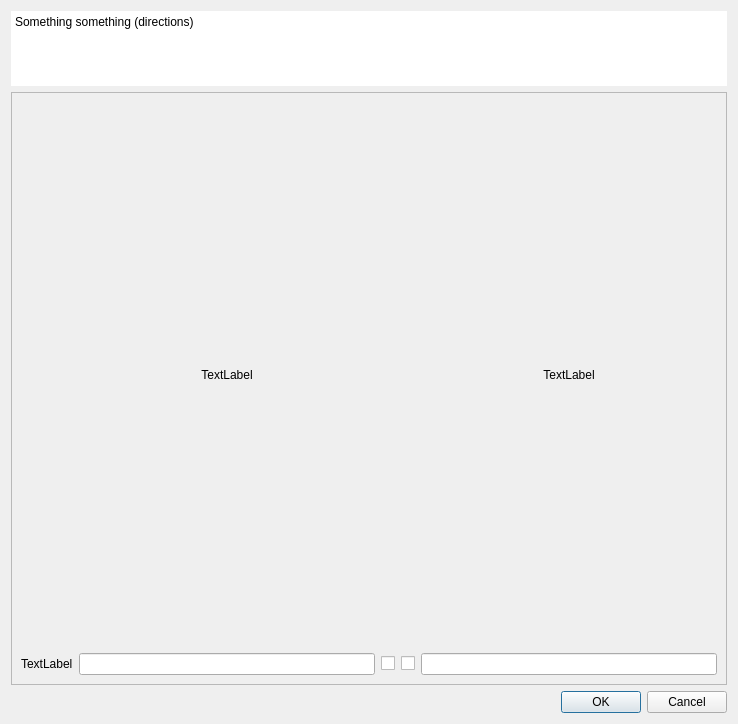
Above: lib/layout_compare_dialog.ui from elansegarra/ArDa before the change. Below: the same form after it.
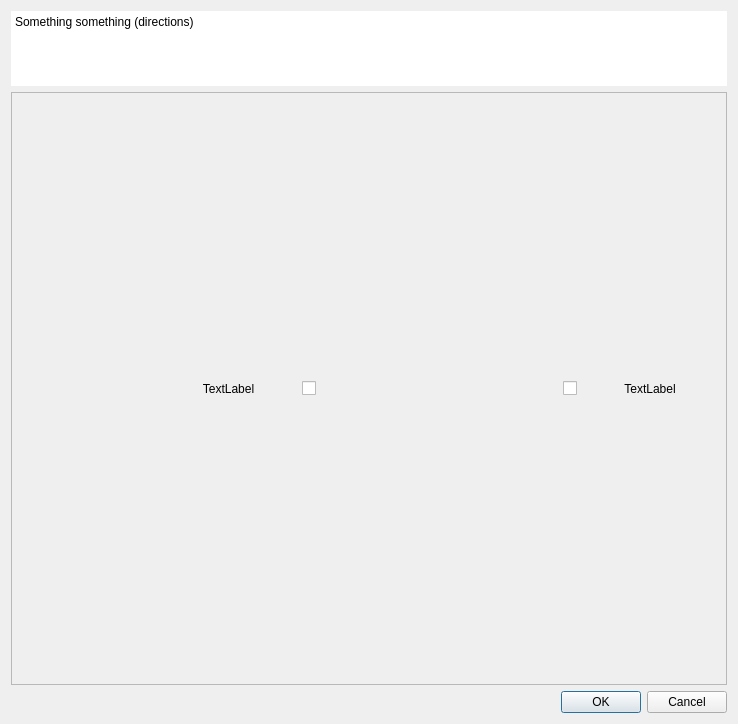
That is the form after the change.

Commit message: Built layout for dialog which compares two bib entries side by side.

```diff
--- a/lib/layout_compare_dialog.ui
+++ b/lib/layout_compare_dialog.ui
@@ -55,8 +55,8 @@
        <rect>
         <x>0</x>
         <y>0</y>
-        <width>700</width>
-        <height>541</height>
+        <width>718</width>
+        <height>594</height>
        </rect>
       </property>
       <layout class="QGridLayout" name="gridLayout">
@@ -83,41 +83,38 @@
          </property>
         </widget>
        </item>
-       <item row="1" column="2">
-        <widget class="QCheckBox" name="checkBox">
-         <property name="text">
-          <string/>
-         </property>
-         <attribute name="buttonGroup">
-          <string notr="true">buttonGroup_2</string>
-         </attribute>
-        </widget>
-       </item>
-       <item row="1" column="0">
-        <widget class="QLabel" name="label_Field">
-         <property name="text">
-          <string>TextLabel</string>
-         </property>
-        </widget>
-       </item>
-       <item row="1" column="1">
-        <widget class="QLineEdit" name="lineEdit_Left"/>
-       </item>
-       <item row="1" column="3">
-        <widget class="QCheckBox" name="checkBox_2">
+       <item row="0" column="3">
+        <widget class="QCheckBox" name="checkBox_AllRight">
          <property name="layoutDirection">
           <enum>Qt::RightToLeft</enum>
          </property>
          <property name="text">
           <string/>
          </property>
-         <attribute name="buttonGroup">
-          <string notr="true">buttonGroup_2</string>
-         </attribute>
+         <property name="checkable">
+          <bool>true</bool>
+         </property>
+         <property name="checked">
+          <bool>false</bool>
+         </property>
+         <property name="tristate">
+          <bool>false</bool>
+         </property>
         </widget>
        </item>
-       <item row="1" column="4">
-        <widget class="QLineEdit" name="lineEdit_Right"/>
+       <item row="0" column="0">
+        <widget class="QLabel" name="label_Field">
+         <property name="text">
+          <string/>
+         </property>
+        </widget>
+       </item>
+       <item row="0" column="2">
+        <widget class="QCheckBox" name="checkBox_AllLeft">
+         <property name="text">
+          <string/>
+         </property>
+        </widget>
        </item>
       </layout>
      </widget>
```
Left out of the diff: 7 changed lines with no effect on the pictures. The commit also changes 1 other file.
